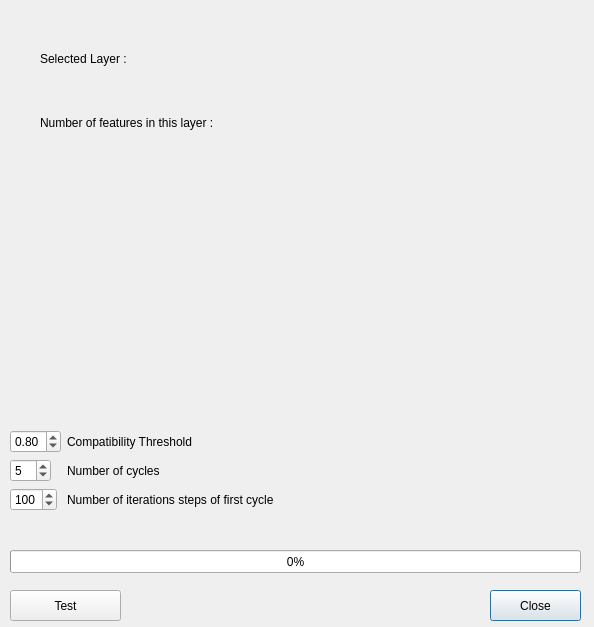
The window that ui_fdeb_RC.ui (RCura/PluginFlux) describes before a commit, drawn with Qt 5.
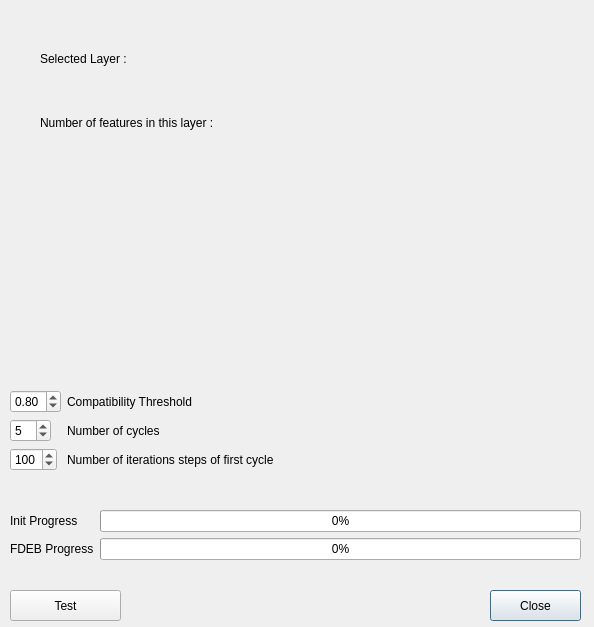
The same window after the commit.

Commit message: Ajout d'une barre de progression pour l'initialisation Nettoyage des blocages A tester sur des données réelles pour savoir que changer

```diff
--- a/ui_fdeb_RC.ui
+++ b/ui_fdeb_RC.ui
@@ -45,48 +45,11 @@
     <string>Test</string>
    </property>
   </widget>
-  <widget class="QProgressBar" name="progressBar">
-   <property name="enabled">
-    <bool>true</bool>
-   </property>
-   <property name="geometry">
-    <rect>
-     <x>10</x>
-     <y>550</y>
-     <width>571</width>
-     <height>23</height>
-    </rect>
-   </property>
-   <property name="autoFillBackground">
-    <bool>false</bool>
-   </property>
-   <property name="value">
-    <number>0</number>
-   </property>
-   <property name="alignment">
-    <set>Qt::AlignLeading|Qt::AlignLeft|Qt::AlignVCenter</set>
-   </property>
-   <property name="textVisible">
-    <bool>true</bool>
-   </property>
-   <property name="orientation">
-    <enum>Qt::Horizontal</enum>
-   </property>
-   <property name="invertedAppearance">
-    <bool>false</bool>
-   </property>
-   <property name="textDirection">
-    <enum>QProgressBar::BottomToTop</enum>
-   </property>
-   <property name="format">
-    <string>%p%</string>
-   </property>
-  </widget>
   <widget class="QWidget" name="formLayoutWidget">
    <property name="geometry">
     <rect>
      <x>10</x>
-     <y>430</y>
+     <y>390</y>
      <width>571</width>
      <height>100</height>
     </rect>
@@ -194,6 +157,73 @@
     </item>
    </layout>
   </widget>
+  <widget class="QWidget" name="formLayoutWidget_2">
+   <property name="geometry">
+    <rect>
+     <x>10</x>
+     <y>510</y>
+     <width>571</width>
+     <height>71</height>
+    </rect>
+   </property>
+   <layout class="QFormLayout" name="formLayout_2">
+    <property name="fieldGrowthPolicy">
+     <enum>QFormLayout::AllNonFixedFieldsGrow</enum>
+    </property>
+    <item row="1" column="0">
+     <widget class="QLabel" name="label_5">
+      <property name="text">
+       <string>FDEB Progress</string>
+      </property>
+     </widget>
+    </item>
+    <item row="0" column="1">
+     <widget class="QProgressBar" name="initProgressBar">
+      <property name="value">
+       <number>0</number>
+      </property>
+     </widget>
+    </item>
+    <item row="0" column="0">
+     <widget class="QLabel" name="label_7">
+      <property name="text">
+       <string>Init Progress</string>
+      </property>
+     </widget>
+    </item>
+    <item row="1" column="1">
+     <widget class="QProgressBar" name="progressBar">
+      <property name="enabled">
+       <bool>true</bool>
+      </property>
+      <property name="autoFillBackground">
+       <bool>false</bool>
+      </property>
+      <property name="value">
+       <number>0</number>
+      </property>
+      <property name="alignment">
+       <set>Qt::AlignLeading|Qt::AlignLeft|Qt::AlignVCenter</set>
+      </property>
+      <property name="textVisible">
+       <bool>true</bool>
+      </property>
+      <property name="orientation">
+       <enum>Qt::Horizontal</enum>
+      </property>
+      <property name="invertedAppearance">
+       <bool>false</bool>
+      </property>
+      <property name="textDirection">
+       <enum>QProgressBar::BottomToTop</enum>
+      </property>
+      <property name="format">
+       <string>%p%</string>
+      </property>
+     </widget>
+    </item>
+   </layout>
+  </widget>
  </widget>
  <resources/>
  <connections/>
```
The commit also changes 2 other files.
